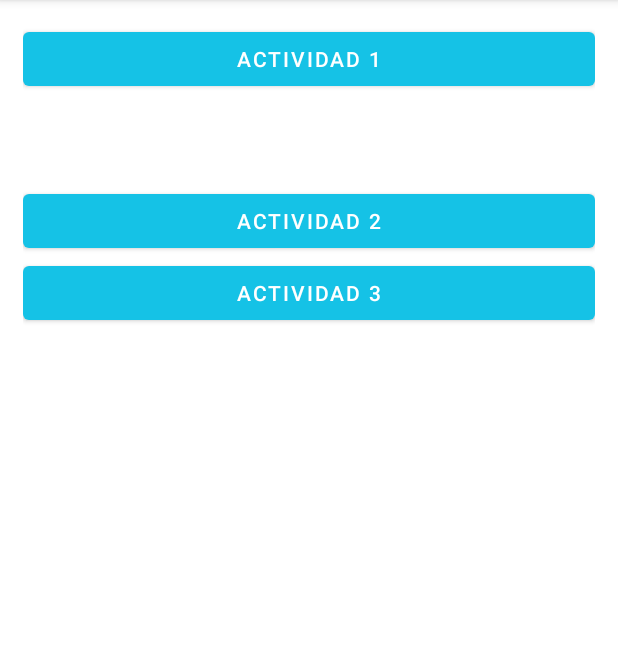
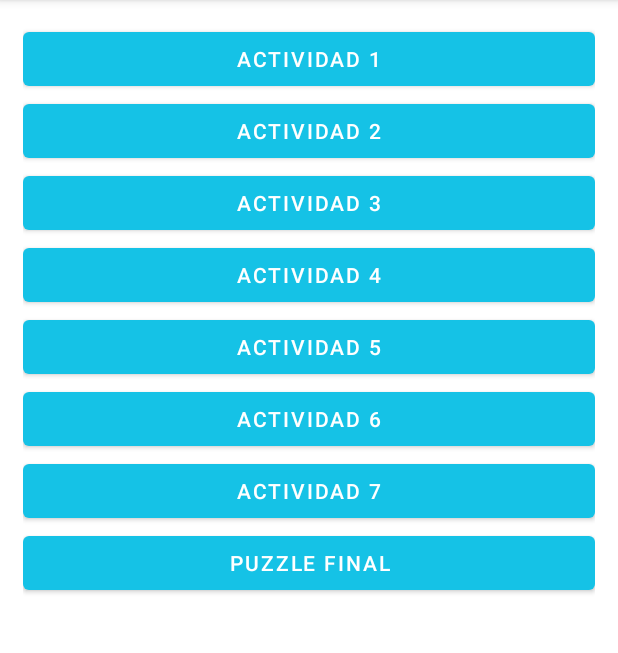
Before and after one commit to iruneguinea9/DidaktikApp, an Android app: the ParaProbarActividades screen opened directly, with no data from a screen before it, on a phone screen of 412 x 824 dp, the part 84-737 px from its top. Run offline under Robolectric (Android 15) with nearby library versions, the phone set to English and light mode, and no system bars.

Commit message:
Cambios 23/11 Irune
Cambios en memoria y toast para modo desarrollador

```diff
--- a/Dina/app/src/main/java/com/example/dina/Actividad1.java
+++ b/Dina/app/src/main/java/com/example/dina/Actividad1.java
@@ -4,6 +4,7 @@ import androidx.appcompat.app.AppCompatActivity;
 
 import android.media.MediaPlayer;
 import android.os.Bundle;
+import android.os.Handler;
 import android.view.View;
 import android.widget.Button;
 import android.widget.EditText;
@@ -44,6 +45,15 @@ public class Actividad1 extends AppCompatActivity {
                     // la ha hecho bien, le damos una pieza
                     Dialogo_gana_pieza_act1 d1 = new Dialogo_gana_pieza_act1();
                     d1.show(getSupportFragmentManager(),"mensaje");
+                    Handler handler = new Handler();
+                    handler.postDelayed(new Runnable() {
+                        public void run() {
+                            mediaPlayer.stop();
+                            finish();
+                        }
+                    }, 10000);
+
+                    // añadir una pieza de puzzle
                 }
                 else{
                     // mal, vuelve a empezar
--- a/Dina/app/src/main/java/com/example/dina/ParaProbarActividades.java
+++ b/Dina/app/src/main/java/com/example/dina/ParaProbarActividades.java
@@ -6,18 +6,21 @@ import android.content.Intent;
 import android.os.Bundle;
 import android.view.View;
 import android.widget.Button;
+import android.widget.Toast;
 
 public class ParaProbarActividades extends AppCompatActivity {
 
-    private Button acti1,acti2,acti3;
+    private Button acti1,acti2,acti3,acti5;
     @Override
     protected void onCreate(Bundle savedInstanceState) {
         super.onCreate(savedInstanceState);
         setContentView(R.layout.activity_para_probar_actividades);
-
+        Toast.makeText(this, "Modo desarrollador" ,
+                Toast.LENGTH_SHORT).show();
         acti1 = findViewById(R.id.botonacti1);
         acti2 = findViewById(R.id.botonacti2);
         acti3 = findViewById(R.id.botonacti3);
+        acti5 = findViewById(R.id.botonacti5);
 
         acti1.setOnClickListener(new View.OnClickListener() {
             @Override
@@ -41,6 +44,12 @@ public class ParaProbarActividades extends AppCompatActivity {
                 startActivity(intent);
             }
         });
-
+        acti5.setOnClickListener(new View.OnClickListener() {
+            @Override
+            public void onClick(View view) {
+                /*Intent intent = new Intent(ParaProbarActividades.this, Actividad5.class);
+                startActivity(intent);*/
+            }
+        });
     }
 }
--- a/Dina/app/src/main/res/layout/activity_para_probar_actividades.xml
+++ b/Dina/app/src/main/res/layout/activity_para_probar_actividades.xml
@@ -14,7 +14,6 @@
         android:id="@+id/botonacti1"
         android:layout_width="match_parent"
         android:layout_height="wrap_content"
-        android:layout_marginBottom="60sp"
         android:text="Actividad 1" />
 
     <Button
@@ -29,5 +28,29 @@
         android:layout_width="match_parent"
         android:layout_height="wrap_content"
         android:text="Actividad 3" />
-
+    <Button
+        android:id="@+id/botonacti4"
+        android:layout_width="match_parent"
+        android:layout_height="wrap_content"
+        android:text="Actividad 4" />
+    <Button
+        android:id="@+id/botonacti5"
+        android:layout_width="match_parent"
+        android:layout_height="wrap_content"
+        android:text="Actividad 5" />
+    <Button
+        android:id="@+id/botonacti6"
+        android:layout_width="match_parent"
+        android:layout_height="wrap_content"
+        android:text="Actividad 6" />
+    <Button
+        android:id="@+id/botonacti7"
+        android:layout_width="match_parent"
+        android:layout_height="wrap_content"
+        android:text="Actividad 7" />
+    <Button
+        android:id="@+id/botonacti8"
+        android:layout_width="match_parent"
+        android:layout_height="wrap_content"
+        android:text="Puzzle final" />
 </LinearLayout>
```
Also changed, not shown: 2 other files.
